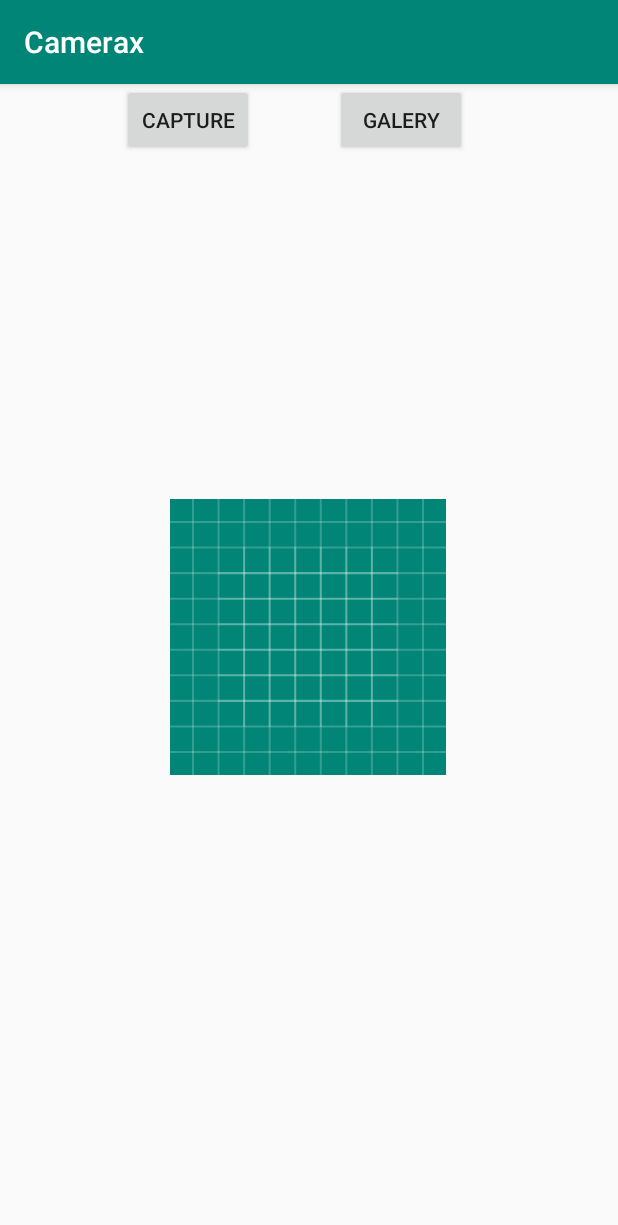
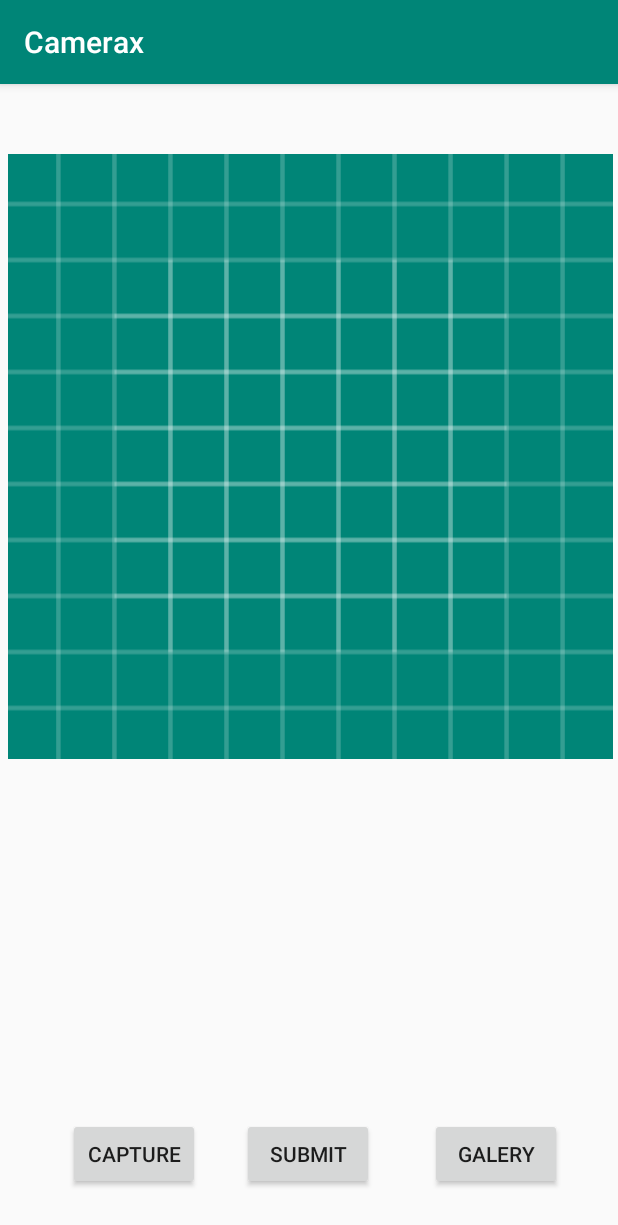
Before and after one commit to DinhHuyKhanh/camera-component, an Android app: the screen it shows after launch (MainActivity), after a tap on "GALERY", on a phone screen of 412 x 824 dp. Shown: the top 1225 px of the screen. Run offline under Robolectric (Android 15) with nearby library versions, the phone set to English and light mode, and no system bars; libraries missing offline, so code that uses them is left out: androidx.camera.core; 10 statements that could not run were skipped.

```diff
--- a/app/build.gradle
+++ b/app/build.gradle
@@ -1,11 +1,11 @@
 apply plugin: 'com.android.application'
 
 android {
-    compileSdkVersion 28
+    compileSdkVersion 33
     defaultConfig {
         applicationId "com.example.camerax"
         minSdkVersion 22
-        targetSdkVersion 28
+        targetSdkVersion 33
         versionCode 1
         versionName "1.0"
         testInstrumentationRunner "androidx.test.runner.AndroidJUnitRunner"
@@ -29,6 +29,8 @@ dependencies {
     def camerax_version = "1.0.0-alpha01"
     implementation "androidx.camera:camera-core:${camerax_version}"
     implementation "androidx.camera:camera-camera2:${camerax_version}"
+    implementation 'com.squareup.retrofit2:retrofit:2.5.0'
+    implementation 'com.squareup.retrofit2:converter-gson:2.5.0'
     testImplementation 'junit:junit:4.12'
     androidTestImplementation 'androidx.test:runner:1.2.0'
     androidTestImplementation 'androidx.test.espresso:espresso-core:3.2.0'
--- a/app/src/main/java/com/example/camerax/MainActivity.java
+++ b/app/src/main/java/com/example/camerax/MainActivity.java
@@ -25,6 +25,7 @@ import android.graphics.Matrix;
 import android.graphics.Paint;
 import android.graphics.Rect;
 import android.graphics.SurfaceTexture;
+import android.graphics.drawable.BitmapDrawable;
 import android.net.Uri;
 import android.os.Bundle;
 import android.os.Environment;
@@ -39,13 +40,22 @@ import android.widget.Button;
 import android.widget.ImageView;
 import android.widget.Toast;
 
+import com.example.camerax.presenter.IPlatePresenter;
+import com.example.camerax.presenter.PlatePresenter;
+import com.example.camerax.view.IPlateView;
+
+import java.io.ByteArrayOutputStream;
 import java.io.File;
 import java.io.IOException;
+
+import okhttp3.MediaType;
+import okhttp3.MultipartBody;
+import okhttp3.RequestBody;
 
 
 //saus: https://codelabs.developers.google.com/codelabs/camerax-getting-started/
 
-public class MainActivity extends AppCompatActivity {
+public class MainActivity extends AppCompatActivity implements IPlateView {
 
     private static final int GALLERY_REQUEST_CODE = 1;
     private final int REQUEST_CODE_PERMISSIONS = 10; //arbitrary number, can be changed accordingly
@@ -54,11 +64,10 @@ public class MainActivity extends AppCompatActivity {
             ,"android.permission.WRITE_EXTERNAL_STORAGE"
             ,"android.permission.READ_EXTERNAL_STORAGE"}; //array w/ permissions from manifest
     TextureView txView;
-
     String imagePath;
     ImageView imageView;
-    Button btnGallery;
-
+    Button btnGallery, submitBtn;
+    private IPlatePresenter platePresenter;
 
     @Override
     protected void onCreate(Bundle savedInstanceState) {
@@ -68,6 +77,7 @@ public class MainActivity extends AppCompatActivity {
         imageView = findViewById(R.id.imageView);
         txView = findViewById(R.id.view_finder);
         btnGallery = findViewById(R.id.galery_button);
+        submitBtn = findViewById(R.id.submit_button);
 
         txView.setOnClickListener((v)  -> {
             startCamera();
@@ -84,7 +94,7 @@ public class MainActivity extends AppCompatActivity {
             startActivityForResult(intent, GALLERY_REQUEST_CODE);
         });
 
-
+        setBtnSubmit();
 
         if (ContextCompat.checkSelfPermission(this, Manifest.permission.READ_EXTERNAL_STORAGE)
                 != PackageManager.PERMISSION_GRANTED) {
@@ -105,7 +115,27 @@ public class MainActivity extends AppCompatActivity {
 
     }
 
+    private void setBtnSubmit(){
+        submitBtn.setOnClickListener(item->{
+            ImageView imageView = findViewById(R.id.imageView);
+            Bitmap bitmap = ((BitmapDrawable) imageView.getDrawable()).getBitmap();
+            System.out.println("1 hehee----------------------------------");
+            //Chuyển đổi Bitmap thành đối tượng byte[] (mảng byte)
+            ByteArrayOutputStream byteArrayOutputStream = new ByteArrayOutputStream();
+            bitmap.compress(Bitmap.CompressFormat.PNG, 100, byteArrayOutputStream);
+            byte[] imageBytes = byteArrayOutputStream.toByteArray();
+            System.out.println("2 hehee----------------------------------");
+            // dong goi du lieu
+            RequestBody requestBody = RequestBody.create(MediaType.parse("image/jpeg"), imageBytes);
+            MultipartBody.Part imagePart = MultipartBody.Part.createFormData("image", "plate.jpg", requestBody);
+            System.out.println("3 hehee----------------------------------");
+            platePresenter = new PlatePresenter(this);
+            platePresenter.sendImage(imagePart);
 
+            System.out.println("4 hehee----------------------------------");
+
+        });
+    }
     @Override
     protected void onActivityResult(int requestCode, int resultCode, Intent data) {
         super.onActivityResult(requestCode, resultCode, data);
@@ -258,4 +288,14 @@ public class MainActivity extends AppCompatActivity {
         }
         return true;
     }
+
+    @Override
+    public void onComplete(boolean isSuccessful) {
+        System.out.printf("1. callback api upload images %d", isSuccessful);
+    }
+
+    @Override
+    public void onError(String message) {
+        System.out.printf("2. callback api upload images error %s", message);
+    }
 }
--- /dev/null
+++ b/app/src/main/java/com/example/camerax/presenter/IPlatePresenter.java
@@ -0,0 +1,7 @@
+package com.example.camerax.presenter;
+
+import okhttp3.MultipartBody;
+
+public interface IPlatePresenter {
+    void sendImage(MultipartBody.Part image);
+}
--- /dev/null
+++ b/app/src/main/java/com/example/camerax/view/IPlateView.java
@@ -0,0 +1,6 @@
+package com.example.camerax.view;
+
+public interface IPlateView {
+    public void onComplete(boolean isSuccessful);
+    public void onError(String message);
+}
--- a/app/src/main/res/layout/activity_main.xml
+++ b/app/src/main/res/layout/activity_main.xml
@@ -5,6 +5,19 @@
     android:layout_width="match_parent"
     android:layout_height="match_parent"
     tools:context=".MainActivity">
+
+    <Button
+        android:id="@+id/submit_button"
+        android:layout_width="wrap_content"
+        android:layout_height="wrap_content"
+        android:text="submit"
+        app:layout_constraintBottom_toBottomOf="parent"
+        app:layout_constraintEnd_toEndOf="parent"
+        app:layout_constraintHorizontal_bias="0.498"
+        app:layout_constraintStart_toStartOf="parent"
+        app:layout_constraintTop_toTopOf="parent"
+        app:layout_constraintVertical_bias="0.957"
+        tools:ignore="MissingConstraints" />
 
     <TextureView
         android:id="@+id/view_finder"
@@ -20,10 +33,12 @@
         android:layout_width="wrap_content"
         android:layout_height="wrap_content"
         android:text="capture"
+        app:layout_constraintBottom_toBottomOf="parent"
         app:layout_constraintEnd_toEndOf="parent"
-        app:layout_constraintHorizontal_bias="0.25"
+        app:layout_constraintHorizontal_bias="0.139"
         app:layout_constraintStart_toStartOf="parent"
-        tools:layout_editor_absoluteY="577dp"
+        app:layout_constraintTop_toTopOf="parent"
+        app:layout_constraintVertical_bias="0.957"
         tools:ignore="MissingConstraints" />
 
     <Button
@@ -31,22 +46,24 @@
         android:layout_width="wrap_content"
         android:layout_height="wrap_content"
         android:text="galery"
+        app:layout_constraintBottom_toBottomOf="parent"
         app:layout_constraintEnd_toEndOf="parent"
-        app:layout_constraintHorizontal_bias="0.69"
+        app:layout_constraintHorizontal_bias="0.885"
         app:layout_constraintStart_toStartOf="parent"
-        tools:layout_editor_absoluteY="577dp"
+        app:layout_constraintTop_toTopOf="parent"
+        app:layout_constraintVertical_bias="0.957"
         tools:ignore="MissingConstraints" />
 
     <ImageView
         android:id="@+id/imageView"
-        android:layout_width="184dp"
-        android:layout_height="228dp"
+        android:layout_width="403dp"
+        android:layout_height="476dp"
         app:layout_constraintBottom_toBottomOf="parent"
         app:layout_constraintEnd_toEndOf="parent"
-        app:layout_constraintHorizontal_bias="0.497"
+        app:layout_constraintHorizontal_bias="0.625"
         app:layout_constraintStart_toStartOf="parent"
         app:layout_constraintTop_toTopOf="parent"
-        app:layout_constraintVertical_bias="0.471"
+        app:layout_constraintVertical_bias="0.035"
         app:srcCompat="@drawable/ic_launcher_background" />
 
 </androidx.constraintlayout.widget.ConstraintLayout>
--- /dev/null
+++ b/app/src/main/res/xml/network_security_config.xml
@@ -0,0 +1,6 @@
+<network-security-config>
+    <base-config cleartextTrafficPermitted="true" />
+    <domain-config cleartextTrafficPermitted="true">
+        <domain includeSubdomains="true">192.168.1.15</domain>
+    </domain-config>
+</network-security-config>
```
Also changed, not shown: app/src/main/AndroidManifest.xml (+5 -2 lines), app/src/main/java/com/example/camerax/model/IAPIService.java (added, +41 -0 lines), app/src/main/java/com/example/camerax/presenter/PlatePresenter.java (added, +33 -0 lines).
